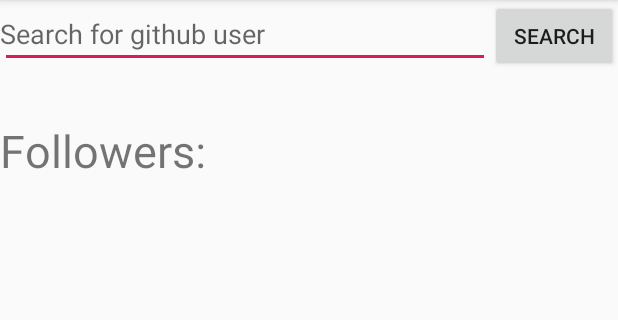
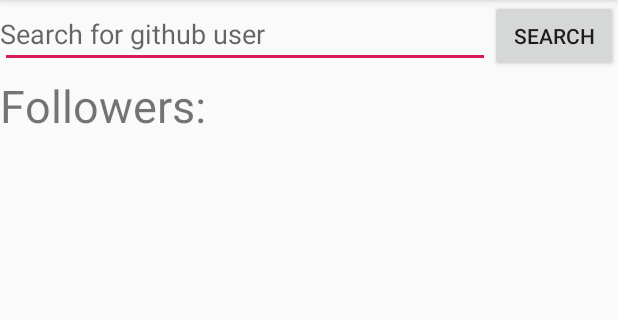
Before and after one commit to kbmatyas/starter-project, an Android app: the screen it shows after launch (MainActivity), on a phone screen of 412 x 824 dp, the part 84-404 px from its top. Run offline under Robolectric (Android 15) with nearby library versions, the phone set to English and light mode, and no system bars; our stand-ins replace RxJava, Timber, data binding; network calls fail; 1 statement that could not run was skipped.

```diff
--- /dev/null
+++ b/app/src/main/java/com/possible/demo/BaseFragmentActivity.kt
@@ -0,0 +1,54 @@
+package com.possible.demo
+
+import android.os.Bundle
+import androidx.annotation.LayoutRes
+import androidx.appcompat.app.AppCompatActivity
+import androidx.fragment.app.Fragment
+import timber.log.Timber
+
+abstract class BaseFragmentActivity : AppCompatActivity()  {
+
+    @LayoutRes
+    protected open fun getLayoutResId() = R.layout.base_fragment_activity
+
+    protected abstract fun createFragment() : Fragment
+
+    override fun onCreate(savedInstanceState: Bundle?) {
+        super.onCreate(savedInstanceState)
+        Timber.tag("LEXIE").d("BaseFragmentActivity: onCreate()")
+        setContentView(getLayoutResId())
+
+        var fragment: Fragment? = supportFragmentManager.findFragmentById(R.id.fragment_container)
+
+        if(fragment == null) {
+            fragment = createFragment()
+            supportFragmentManager.beginTransaction().add(R.id.fragment_container, fragment).commit()
+        }
+    }
+
+    override fun onStart() {
+        super.onStart()
+        Timber.tag("LEXIE").d("BaseFragmentActivity: onStart()")
+    }
+
+    override fun onResume() {
+        super.onResume()
+        Timber.tag("LEXIE").d("BaseFragmentActivity: onResume()")
+    }
+
+    override fun onPause() {
+        super.onPause()
+        Timber.tag("LEXIE").d("BaseFragmentActivity: onPause()")
+    }
+
+    override fun onStop() {
+        super.onStop()
+        Timber.tag("LEXIE").d("BaseFragmentActivity: onStop()")
+    }
+
+    override fun onDestroy() {
+        super.onDestroy()
+        Timber.tag("LEXIE").d("BaseFragmentActivity: onDestroy()")
+    }
+
+}
--- a/app/src/main/java/com/possible/demo/FollowerAdapter.kt
+++ /dev/null
@@ -1,4 +0,0 @@
-package com.possible.demo
-
-class FollowerAdapter {
-}
--- a/app/src/main/java/com/possible/demo/GithubFollower.kt
+++ /dev/null
@@ -1,5 +0,0 @@
-package com.possible.demo
-
-data class GithubFollower (
-        var username: String?=""
-)
--- a/app/src/main/java/com/possible/demo/GithubAdapter.kt
+++ b/app/src/main/java/com/possible/demo/GithubFollowerData/GithubAdapter.kt
@@ -1,4 +1,4 @@
-package com.possible.demo
+package com.possible.demo.GithubFollowerData
 
 import android.content.Context
 import android.view.LayoutInflater
@@ -6,6 +6,8 @@ import android.view.ViewGroup
 import android.view.View
 import android.widget.TextView
 import androidx.recyclerview.widget.RecyclerView
+import com.possible.demo.GithubLoginDataContainer
+import com.possible.demo.R
 
 class GithubAdapter: RecyclerView.Adapter<GithubAdapter.ViewHolder>() {
 
@@ -20,7 +22,7 @@ class GithubAdapter: RecyclerView.Adapter<GithubAdapter.ViewHolder>() {
 
     override fun getItemCount(): Int = githubFollowers.size
 
-    override fun onBindViewHolder(holder :ViewHolder, position: Int) {
+    override fun onBindViewHolder(holder : ViewHolder, position: Int) {
         holder.bindItems(githubFollowers[position], context)
     }
 
--- a/app/src/main/java/com/possible/demo/GithubDelegate.kt
+++ b/app/src/main/java/com/possible/demo/GithubFollowerData/GithubDelegate.kt
@@ -1,4 +1,4 @@
-package com.possible.demo
+package com.possible.demo.GithubFollowerData
 
 class GithubDelegate {
 
--- a/app/src/main/java/com/possible/demo/GithubFragment.kt
+++ b/app/src/main/java/com/possible/demo/GithubFollowerData/GithubFragment.kt
@@ -1,13 +1,24 @@
-package com.possible.demo
+package com.possible.demo.GithubFollowerData
 
 import android.os.Bundle
 import android.view.LayoutInflater
 import android.view.View
 import android.view.ViewGroup
 import androidx.fragment.app.Fragment
+import timber.log.Timber
 
 class GithubFragment : Fragment() {
+    interface Callbacks {
+        fun onFollowerSelected(followerUsername: String)
+    }
+
     private lateinit var viewModel: GithubViewModel
+    private lateinit var adapter: GithubAdapter
+
+    override fun onCreate(savedInstanceState: Bundle?) {
+        super.onCreate(savedInstanceState)
+        Timber.tag("LEXIE").d("GithubFragment: onCreate()")
+    }
 
     override fun onCreateView(inflater: LayoutInflater, container: ViewGroup?, savedInstanceState: Bundle?): View? {
 //        return inflater.inflate(R.layout.github_main_view, container, false)
--- a/app/src/main/java/com/possible/demo/GithubViewModel.kt
+++ b/app/src/main/java/com/possible/demo/GithubFollowerData/GithubViewModel.kt
@@ -1,6 +1,8 @@
-package com.possible.demo
+package com.possible.demo.GithubFollowerData
 
 import androidx.lifecycle.ViewModel
+import com.possible.demo.GithubClient
+import com.possible.demo.GithubLoginDataContainer
 import io.reactivex.Observer
 import io.reactivex.android.schedulers.AndroidSchedulers
 import io.reactivex.disposables.Disposable
@@ -8,6 +10,8 @@ import io.reactivex.schedulers.Schedulers
 import io.reactivex.subjects.PublishSubject
 
 class GithubViewModel : ViewModel() {
+
+    var username = ""
 
 
     var subject: PublishSubject<Boolean> = PublishSubject.create()
@@ -18,6 +22,7 @@ class GithubViewModel : ViewModel() {
 
     fun searchGithub(username: String, adapter: GithubAdapter) {
         if (username.isNotEmpty()) {
+            this.username = username
             GithubClient.getInstance()
                     .getFollowerData(username)
                     .subscribeOn(Schedulers.io())
--- /dev/null
+++ b/app/src/main/java/com/possible/demo/InnerFollowerData/FollowerAdapter.kt
@@ -0,0 +1,4 @@
+package com.possible.demo.InnerFollowerData
+
+class FollowerAdapter {
+}
--- a/app/src/main/java/com/possible/demo/FollowerViewModel.kt
+++ b/app/src/main/java/com/possible/demo/InnerFollowerData/FollowerViewModel.kt
@@ -1,4 +1,4 @@
-package com.possible.demo
+package com.possible.demo.InnerFollowerData
 
 import androidx.lifecycle.ViewModel
 
--- a/app/src/main/java/com/possible/demo/MainActivity.kt
+++ b/app/src/main/java/com/possible/demo/MainActivity.kt
@@ -1,17 +1,29 @@
 package com.possible.demo
 
 import android.os.Bundle
-import androidx.appcompat.app.AppCompatActivity
+import androidx.fragment.app.Fragment
 import androidx.lifecycle.ViewModelProviders
 import androidx.recyclerview.widget.GridLayoutManager
 import androidx.recyclerview.widget.LinearLayoutManager
 import androidx.recyclerview.widget.RecyclerView
+import com.possible.demo.GithubFollowerData.GithubAdapter
+import com.possible.demo.GithubFollowerData.GithubFragment
+import com.possible.demo.GithubFollowerData.GithubViewModel
 import io.reactivex.disposables.CompositeDisposable
+import timber.log.Timber
 
 
+class MainActivity : BaseFragmentActivity(), GithubFragment.Callbacks {
 
+    override fun createFragment(): Fragment {
+        Timber.tag("LEXIE").d("MainActivity: createFragment()")
+        return GithubFragment()
+    }
 
-class MainActivity : AppCompatActivity() {
+    override fun onFollowerSelected(followerUsername : String) {
+        Timber.tag("LEXIE").d("MainActivity: onFollowerSelected()")
+//        if()
+    }
 
     var disposable: CompositeDisposable = CompositeDisposable()
     var adapter = GithubAdapter()
@@ -20,7 +32,7 @@ class MainActivity : AppCompatActivity() {
     private lateinit var recyclerView: RecyclerView
 
     val fragmentManager = supportFragmentManager
-    val fragmentTransaction = fragmentManager.beginTransaction()
+    val fragmentTransaction = supportFragmentManager.beginTransaction()
 
 
 
@@ -28,7 +40,7 @@ class MainActivity : AppCompatActivity() {
         super.onCreate(savedInstanceState)
         setContentView(R.layout.activity_main)
 
-        layoutManager = GridLayoutManager(this,3)
+        layoutManager = GridLayoutManager(this,2)
 
         val model = ViewModelProviders.of(this).get(GithubViewModel::class.java)
 
@@ -37,7 +49,7 @@ class MainActivity : AppCompatActivity() {
         model.searchGithub(USERNAME_GITHUB, adapter)
 
         if (savedInstanceState == null) {
-//            fragmentTransaction.add(R.layo)
+//            fragmentTransaction.add(R.layout.activity_main, )
         }
 
     }
--- a/app/src/main/res/layout/activity_main.xml
+++ b/app/src/main/res/layout/activity_main.xml
@@ -1,54 +1,63 @@
 <?xml version="1.0" encoding="utf-8"?>
 <layout xmlns:android="http://schemas.android.com/apk/res/android"
-    android:orientation="vertical" android:layout_width="match_parent"
-    android:layout_height="match_parent">
+    xmlns:app="http://schemas.android.com/apk/res-auto"
+    android:layout_width="match_parent"
+    android:layout_height="match_parent"
+    android:orientation="vertical">
 
     <data>
 
         <variable
             name="viewModel"
-            type="com.possible.demo.GithubViewModel" />
+            type="com.possible.demo.GithubFollowerData.GithubViewModel" />
     </data>
 
-    <LinearLayout
-        android:layout_width="match_parent"
-        android:layout_height="match_parent"
-        android:orientation="vertical">
+    <androidx.constraintlayout.widget.ConstraintLayout
+        android:layout_width="wrap_content"
+        android:layout_height="wrap_content">
 
     <LinearLayout
-            android:layout_width="match_parent"
+        android:layout_width="wrap_content"
         android:layout_height="50dp"
+        android:id="@+id/innerLinearLayout"
+        android:layout_marginBottom="30dp"
         android:orientation="horizontal"
-            android:layout_marginBottom="30dp">
+        app:layout_constraintTop_toTopOf="parent"
+        app:layout_constraintStart_toStartOf="parent">
 
         <EditText
             android:layout_width="wrap_content"
             android:layout_height="wrap_content"
             android:hint="@string/search_for_github_user"
-            android:paddingEnd="150dp"
-            android:paddingStart ="0dp"
-            android:inputType="text"/>
+            android:inputType="text"
+            android:paddingStart="0dp"
+            android:paddingEnd="150dp" />
 
         <Button
             android:layout_width="wrap_content"
             android:layout_height="wrap_content"
-                android:text = "@string/search_button_label"
-                android:layout_gravity="end"/>
+            android:layout_gravity="end"
+            android:text="@string/search_button_label" />
 
     </LinearLayout>
 
     <TextView
+        android:id="@+id/followerTextView"
         android:layout_width="wrap_content"
         android:layout_height="wrap_content"
         android:text="@string/followers_label"
-            android:textSize="30sp"/>
+        android:textSize="30sp"
+        app:layout_constraintTop_toBottomOf="@id/innerLinearLayout"
+        app:layout_constraintStart_toStartOf="@id/innerLinearLayout"/>
 
     <androidx.recyclerview.widget.RecyclerView
         android:id="@+id/githubRecyclerView"
-            android:layout_width="match_parent"
-            android:layout_height="match_parent"
-            android:scrollbarStyle="outsideInset" />
+        android:layout_width="wrap_content"
+        android:layout_height="wrap_content"
+        android:scrollbarStyle="outsideInset"
+        app:layout_constraintTop_toBottomOf="@id/followerTextView"
+        app:layout_constraintStart_toStartOf="@id/followerTextView"/>
 
-    </LinearLayout>
+    </androidx.constraintlayout.widget.ConstraintLayout>
 
 </layout>
--- a/app/src/main/res/values/strings.xml
+++ b/app/src/main/res/values/strings.xml
@@ -3,4 +3,5 @@
     <string name="followers_label">Followers:</string>
     <string name="search_for_github_user">Search for github user</string>
     <string name="search_button_label">Search</string>
+    <string name="followers">%1$s\'s followers</string>
 </resources>
```
Also changed, not shown: app/src/main/java/com/possible/demo/InnerFollowerData/InnerFollowersActivity.kt (added, +18 -0 lines), app/src/main/java/com/possible/demo/InnerFollowerData/InnerFollowersFragment.kt (added, +26 -0 lines), app/src/main/res/layout/base_fragment_activity.xml (added, +8 -0 lines), app/src/main/res/layout/github_linear_followers.xml (+30 -4 lines), app/src/main/res/layout/inner_follower_login.xml (added, +16 -0 lines). Lines whose indentation alone changed are shown as unchanged.
